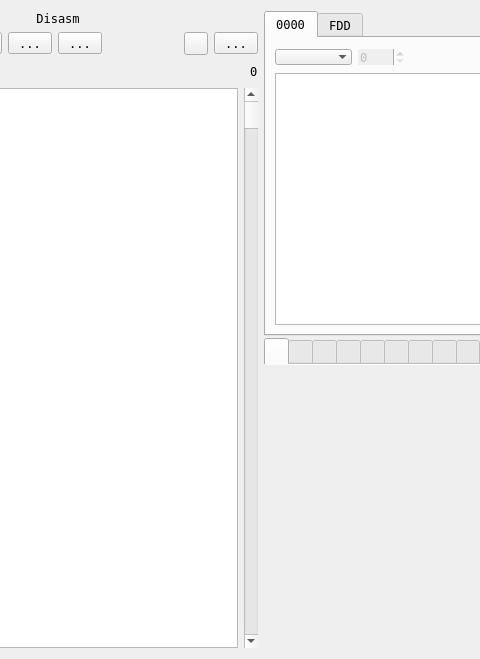
Old version of the form ui/debuger.ui in the repository samstyle/Xpeccy; both pictures show x 248 to 728 and y 0 to 659 of the 987 by 659 pixel window.
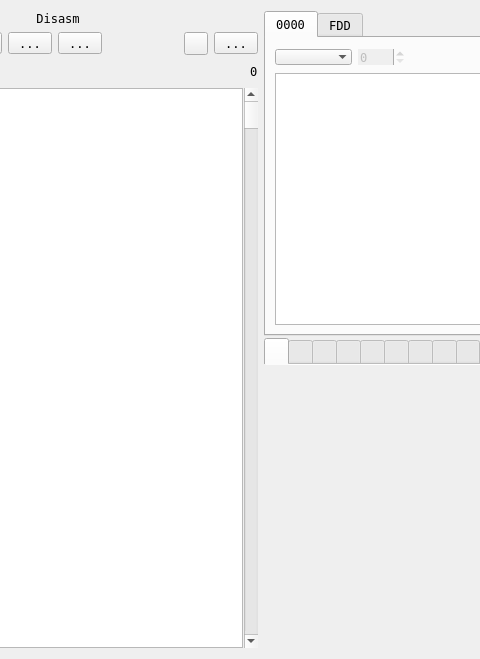
New version of the form. Icons and pictures are not drawn. Custom widgets are drawn as their Qt base class.

```diff
--- a/ui/debuger.ui
+++ b/ui/debuger.ui
@@ -1048,6 +1048,9 @@
      </item>
      <item>
       <layout class="QHBoxLayout" name="horizontalLayout_12">
+       <property name="spacing">
+        <number>1</number>
+       </property>
        <item>
         <widget class="xDisasmTable" name="dasmTable">
          <property name="sizePolicy">
```
